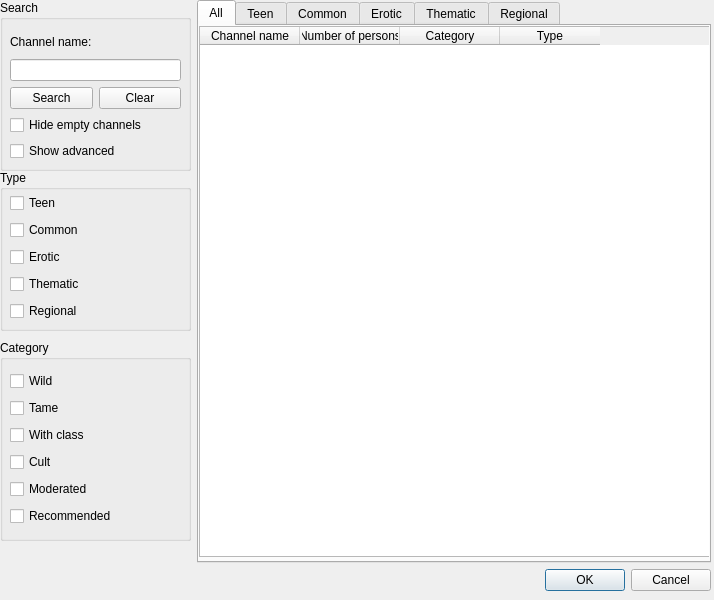
gitter-badger/simplechatclient, file ui/channel_list.ui: the form before one commit.
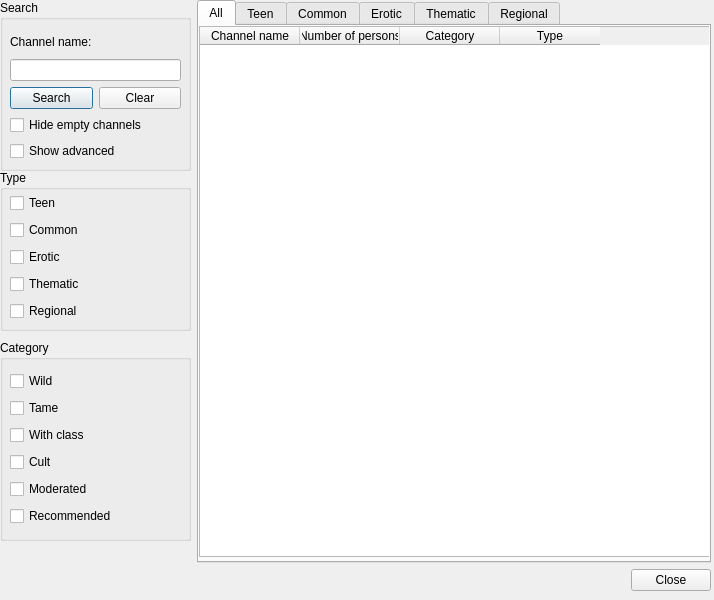
The form after the commit. Icons and pictures are not drawn.

The edit to the form file:
```diff
--- a/ui/channel_list.ui
+++ b/ui/channel_list.ui
@@ -665,7 +665,7 @@
     <item>
      <widget class="QDialogButtonBox" name="buttonBox">
       <property name="standardButtons">
-       <set>QDialogButtonBox::Cancel|QDialogButtonBox::Ok</set>
+       <set>QDialogButtonBox::Close</set>
       </property>
      </widget>
     </item>
```
